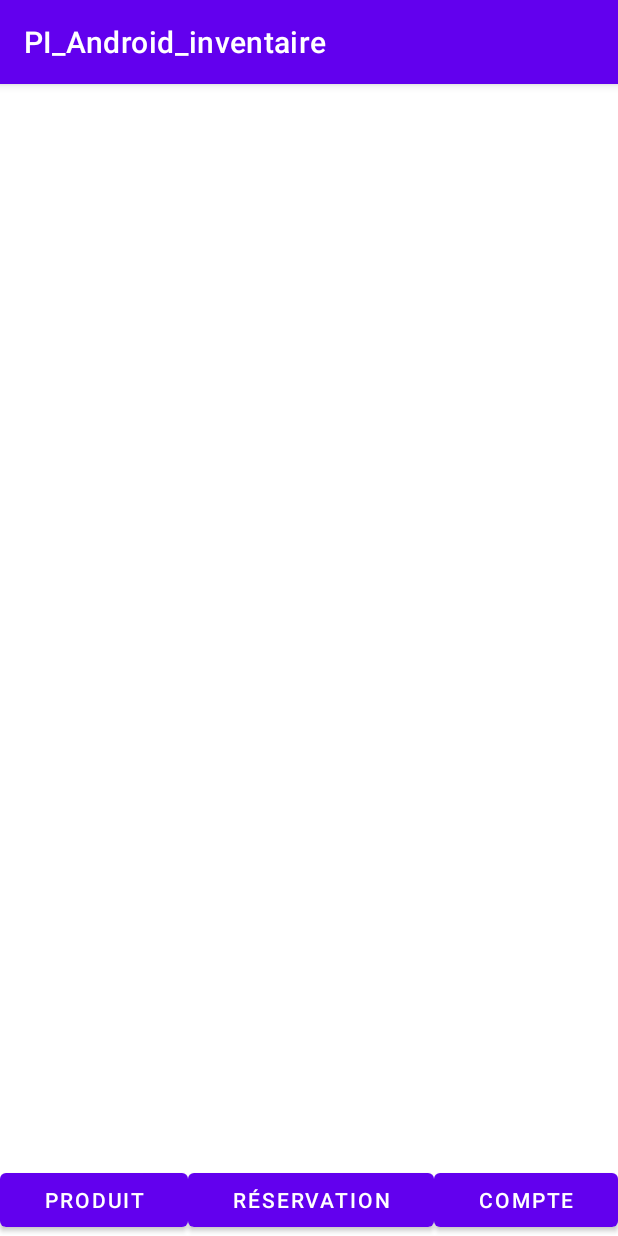
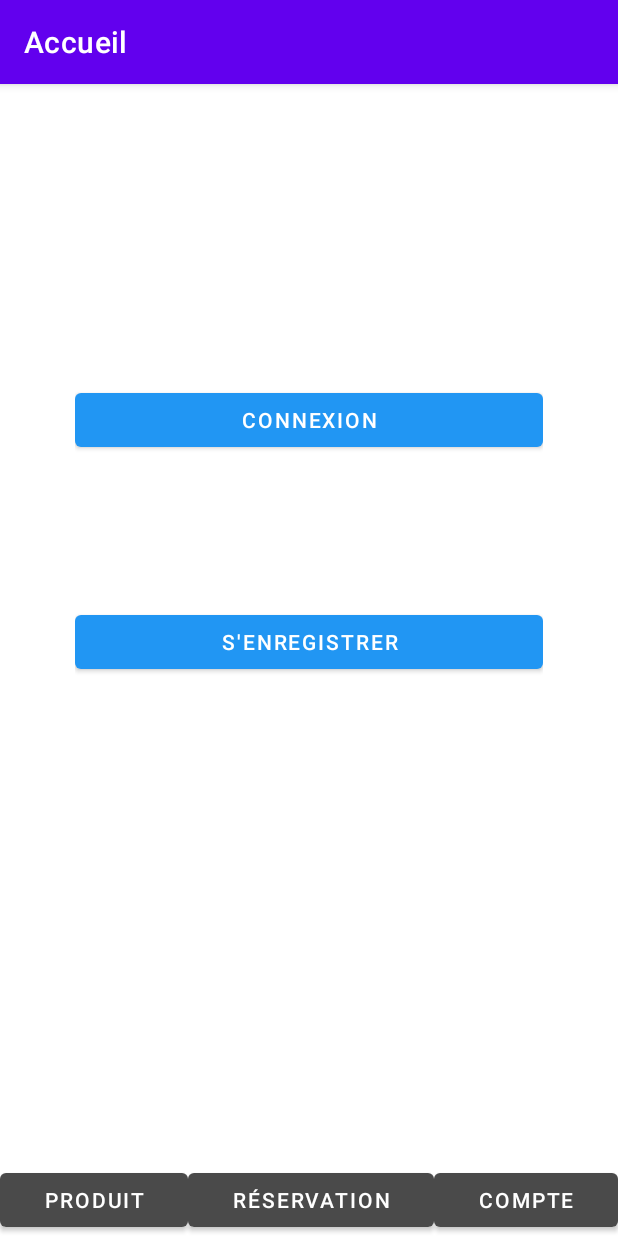
Before and after one commit to fsay2604/PI_Android_inventaire, an Android app: the screen it shows after launch (MainActivity), on a phone screen of 412 x 824 dp. Run offline under Robolectric (Android 15) with nearby library versions, the phone set to English and light mode, and no system bars.

Commit message:
Page de connexion commit

```diff
--- a/app/src/main/AndroidManifest.xml
+++ b/app/src/main/AndroidManifest.xml
@@ -9,8 +9,10 @@
         android:roundIcon="@mipmap/ic_launcher_round"
         android:supportsRtl="true"
         android:theme="@style/Theme.PI_Android_inventaire">
-        <activity android:name=".FaireReservation"></activity>
-        <activity android:name=".infos_produit"></activity>
+        <activity android:name=".Connexion"></activity>
+        <activity android:name=".Enregistrement" />
+        <activity android:name=".FaireReservation" />
+        <activity android:name=".infos_produit" />
         <activity android:name=".liste_Produits" />
         <activity android:name=".MainActivity">
             <intent-filter>
--- a/app/src/main/java/com/example/pi_android_inventaire/MainActivity.java
+++ b/app/src/main/java/com/example/pi_android_inventaire/MainActivity.java
@@ -36,11 +36,15 @@ public class MainActivity extends AppCompatActivity implements View.OnClickListe
     private  Button btn_produit;
     private  Button btn_reservation;
     private  Button btn_compte;
+    private Button btn_connexion;
+    private Button btn_inscription;
+
 
     @Override
     protected void onCreate(Bundle savedInstanceState) {
         super.onCreate(savedInstanceState);
         setContentView(R.layout.activity_main);
+        setTitle("Accueil");
 
         // Database
         setupDBConnection();
@@ -69,16 +73,22 @@ public class MainActivity extends AppCompatActivity implements View.OnClickListe
     {
         // Recuperation des btn
         btn_produit = (Button) findViewById(R.id.btn_produit);
-        btn_produit.setText(R.string.btn_produit);
+       // btn_produit.setText(R.string.btn_produit);
         btn_produit.setOnClickListener(this);
 
         btn_reservation = (Button) findViewById(R.id.btn_reservation);
-        btn_reservation.setText(R.string.btn_reservation);
+       // btn_reservation.setText(R.string.btn_reservation);
         btn_reservation.setOnClickListener(this);
 
         btn_compte = (Button) findViewById(R.id.btn_compte);
-        btn_compte.setText(R.string.btn_compte);
+       // btn_compte.setText(R.string.btn_compte);
         btn_compte.setOnClickListener(this);
+
+        btn_connexion=(Button)findViewById(R.id.login_btn);
+        btn_connexion.setOnClickListener(this);
+
+        btn_inscription=(Button)findViewById(R.id.Suscribe_btn);
+        btn_inscription.setOnClickListener(this);
     }
 
     /**
--- a/app/src/main/java/com/example/pi_android_inventaire/enregistrement.java
+++ /dev/null
@@ -1,4 +0,0 @@
-package com.example.pi_android_inventaire;
-
-public class enregistrement {
-}
--- a/app/src/main/res/layout/activity_main.xml
+++ b/app/src/main/res/layout/activity_main.xml
@@ -11,36 +11,86 @@
         android:layout_height="match_parent"
         android:orientation="vertical">
 
+        <LinearLayout
+            android:layout_width="match_parent"
+            android:layout_height="wrap_content"
+            android:layout_marginLeft="50dp"
+            android:layout_marginRight="50dp"
+            android:orientation="vertical">
 
+            <LinearLayout
+                android:layout_width="match_parent"
+                android:layout_height="200dp"
+                android:orientation="horizontal"></LinearLayout>
+
+            <LinearLayout
+                android:layout_width="match_parent"
+                android:layout_height="wrap_content"
+                android:orientation="vertical">
+
+                <Button
+                    android:id="@+id/login_btn"
+                    android:layout_width="match_parent"
+                    android:layout_height="wrap_content"
+                    android:text="Connexion"
+                    app:backgroundTint="#2196F3" />
+            </LinearLayout>
+
+            <LinearLayout
+                android:layout_width="match_parent"
+                android:layout_height="100dp"
+                android:orientation="horizontal"></LinearLayout>
+
+            <LinearLayout
+                android:layout_width="match_parent"
+                android:layout_height="wrap_content"
+                android:orientation="vertical">
+
+                <Button
+                    android:id="@+id/Suscribe_btn"
+                    android:layout_width="match_parent"
+                    android:layout_height="wrap_content"
+                    android:text="S'enregistrer"
+                    app:backgroundTint="#2196F3" />
+            </LinearLayout>
+        </LinearLayout>
 
         <LinearLayout
             android:layout_width="match_parent"
-            android:layout_height="match_parent"
+            android:layout_height="wrap_content"
             android:layout_weight="1"
-            android:orientation="horizontal"
-            android:gravity="center|bottom">
+            android:gravity="center|bottom"
+            android:orientation="horizontal">
 
             <Button
                 android:id="@+id/btn_produit"
                 android:layout_width="wrap_content"
                 android:layout_height="wrap_content"
                 android:layout_weight="1"
-                android:text="Button" />
+                android:cursorVisible="false"
+                android:text="Produit"
+                app:backgroundTint="#4A4A4A" />
 
             <Button
                 android:id="@+id/btn_reservation"
                 android:layout_width="wrap_content"
                 android:layout_height="wrap_content"
                 android:layout_weight="1"
-                android:text="Button" />
+                android:text="Réservation"
+                app:backgroundTint="#4A4A4A" />
 
             <Button
                 android:id="@+id/btn_compte"
                 android:layout_width="wrap_content"
                 android:layout_height="wrap_content"
                 android:layout_weight="1"
-                android:text="Button" />
+                android:text="Compte"
+                android:textColor="#FFFFFF"
+                app:backgroundTint="#4A4A4A" />
+
+
         </LinearLayout>
+
 
     </LinearLayout>
 
--- a/app/src/main/res/values/strings.xml
+++ b/app/src/main/res/values/strings.xml
@@ -8,4 +8,5 @@
 
     <!-- String utilisé dans FaireReservation Activity -->
     <string name="FaireReservation_nomEtudiant">PI_Android_inventaire</string>
+    <item name="btn_login" type="id" />
 </resources>
```
Also changed, not shown: app/src/main/java/com/example/pi_android_inventaire/Connexion.java (+32 -1 lines), app/src/main/java/com/example/pi_android_inventaire/Enregistrement.java (added, +14 -0 lines), app/src/main/res/layout/activity_connexion.xml (added, +59 -0 lines), app/src/main/res/layout/activity_enregistrement.xml (added, +9 -0 lines).
